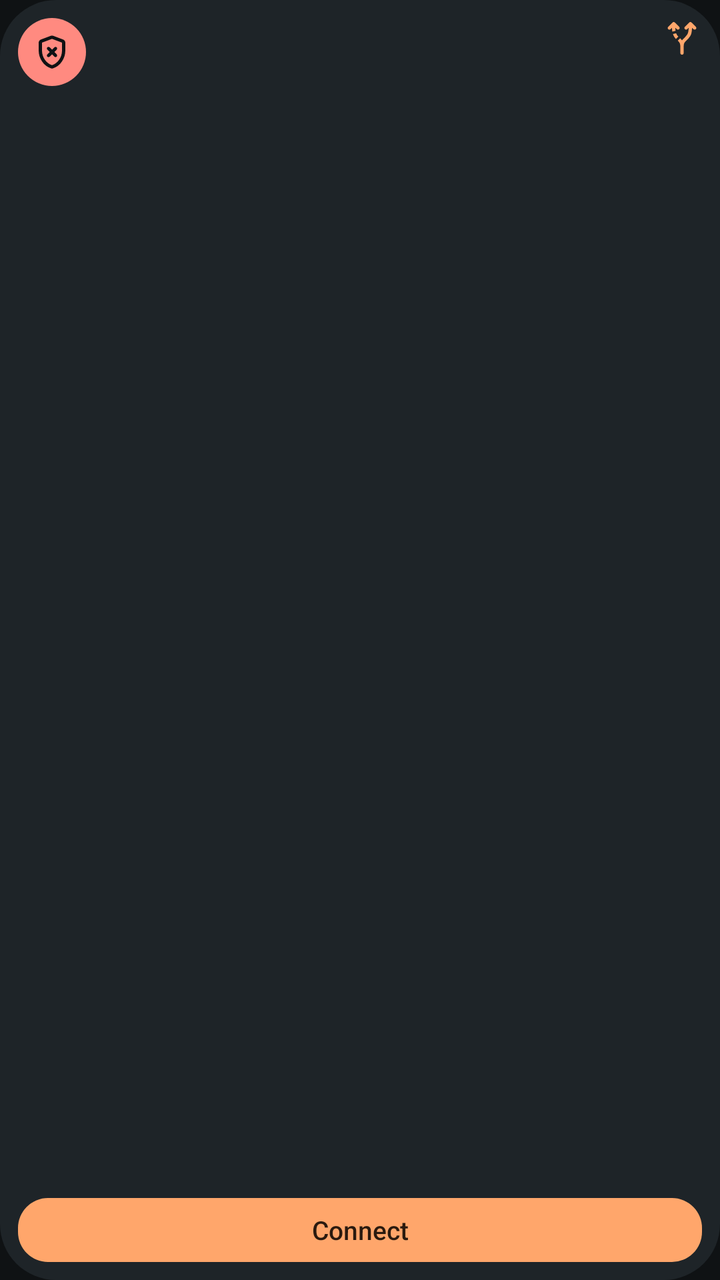
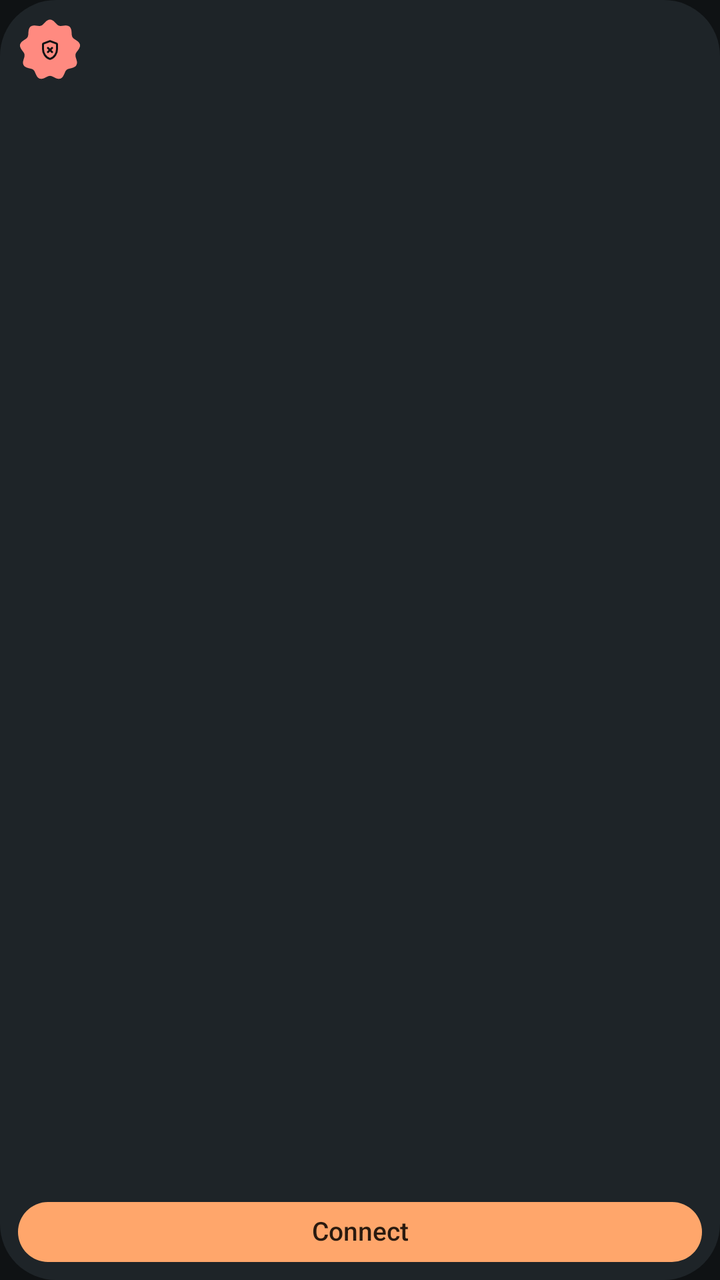

An Android layout rendered at two revisions. The XML below is the earlier revision; the diff shows what the commit changed to produce the second picture.
<!-- AndroidManifest.xml: application theme Unbraid -->
<!-- res/layout/widget_status.xml -->
<?xml version="1.0" encoding="utf-8"?>
<LinearLayout xmlns:android="http://schemas.android.com/apk/res/android"
    xmlns:tools="http://schemas.android.com/tools"
    android:id="@android:id/background"
    android:layout_width="match_parent"
    android:layout_height="match_parent"
    android:background="@drawable/widget_bg"
    android:backgroundTint="#FF1E2428"
    android:orientation="vertical"
    android:padding="9dp">

    <LinearLayout
        android:layout_width="match_parent"
        android:layout_height="wrap_content"
        android:orientation="horizontal">

        <FrameLayout
            android:id="@+id/badge"
            android:layout_width="34dp"
            android:layout_height="34dp"
            android:background="@drawable/widget_dot"
            android:backgroundTint="#FFFF8A80">

            <ImageView
                android:id="@+id/badgeIcon"
                android:layout_width="20dp"
                android:layout_height="20dp"
                android:layout_gravity="center"
                android:importantForAccessibility="no"
                android:src="@drawable/ic_w_off"
                android:tint="#FF0F1214" />
        </FrameLayout>

        
        <FrameLayout
            android:layout_width="0dp"
            android:layout_height="1dp"
            android:layout_weight="1"
            tools:ignore="UselessLeaf" />

        <ImageView
            android:layout_width="20dp"
            android:layout_height="20dp"
            android:importantForAccessibility="no"
            android:src="@drawable/ic_tile"
            android:tint="#FFFFA66B" />
    </LinearLayout>

    
    <FrameLayout
        android:id="@+id/actionArea"
        android:layout_width="match_parent"
        android:layout_height="0dp"
        android:layout_weight="1"
        android:minHeight="40dp">

    <TextView
        android:id="@+id/action"
        android:layout_width="match_parent"
        android:layout_height="32dp"
        android:layout_gravity="bottom"
        android:background="@drawable/widget_pill"
        android:backgroundTint="#FFFFA66B"
        android:fontFamily="sans-serif-medium"
        android:gravity="center"
        android:maxLines="1"
        android:text="@string/widget_connect"
        android:textColor="#FF2A1A0F"
        android:textSize="13sp" />
    </FrameLayout>
</LinearLayout>
<!-- resources referenced by this layout -->
<resources>
  <!-- drawable ic_tile (drawable) -->
  <vector xmlns:android="http://schemas.android.com/apk/res/android" android:width="24dp" android:height="24dp" android:viewportWidth="960" android:viewportHeight="960">
      <group android:scaleX="1" android:scaleY="1" android:translateX="0" android:translateY="960">
          <path android:pathData="M440-120v-160q0-56-17-83t-45-53l57-57q12 11 23 23.5t22 26.5q14-19 28.5-33.5T538-485q38-35 69-81t33-161l-35 35q-11 11-27.5 11T549-692q-12-12-12-28.5t12-28.5l103-103q6-6 13-8.5t15-2.5q8 0 15 2.5t13 8.5l104 104q11 11 11.5 27.5T812-692q-11 11-28 11t-28-11l-36-35q-2 143-44 203.5T592-425q-32 29-52 56.5T520-280v160q0 17-11.5 28.5T480-80q-17 0-28.5-11.5T440-120ZM248-633q-4-20-5.5-44t-2.5-50l-36 36q-11 11-27.5 11T148-692q-11-11-11-28t11-28l104-104q6-6 13-8.5t15-2.5q8 0 15 2.5t13 8.5l104 104q12 12 11.5 28T411-692q-12 11-28 11t-28-11l-35-34q0 21 2 39.5t4 34.5l-78 19Zm86 176q-20-21-38.5-49T263-575l77-19q10 27 23 46t28 34l-57 57Z" android:fillColor="#FFFFFFFF"/>
      </group>
  </vector>
  <!-- drawable ic_w_off (drawable) -->
  <vector xmlns:android="http://schemas.android.com/apk/res/android" android:width="24dp" android:height="24dp" android:viewportWidth="960" android:viewportHeight="960">
      <group android:scaleX="1" android:scaleY="1" android:translateX="0" android:translateY="960">
          <path android:pathData="m480-424 56 56q11 11 28 11t28-11q11-11 11-28t-11-28l-56-56 56-56q11-11 11-28t-11-28q-11-11-28-11t-28 11l-56 56-56-56q-11-11-28-11t-28 11q-11 11-11 28t11 28l56 56-56 56q-11 11-11 28t11 28q11 11 28 11t28-11l56-56Zm0 340q-7 0-13-1t-12-3q-135-45-215-166.5T160-516v-189q0-25 14.5-45t37.5-29l240-90q14-5 28-5t28 5l240 90q23 9 37.5 29t14.5 45v189q0 140-80 261.5T505-88q-6 2-12 3t-13 1Zm0-80q104-33 172-132t68-220v-189l-240-90-240 90v189q0 121 68 220t172 132Zm0-316Z" android:fillColor="#FFFFFFFF"/>
      </group>
  </vector>
  <!-- drawable widget_bg (drawable) -->
  <?xml version="1.0" encoding="utf-8"?>
  <shape xmlns:android="http://schemas.android.com/apk/res/android" android:shape="rectangle">
      <corners android:radius="@android:dimen/system_app_widget_background_radius" />
      <solid android:color="#FFFFFFFF" />
  </shape>
  <!-- drawable widget_dot (drawable) -->
  <?xml version="1.0" encoding="utf-8"?>
  <shape xmlns:android="http://schemas.android.com/apk/res/android" android:shape="oval">
      <solid android:color="#FFFFFFFF" />
  </shape>
  <!-- drawable widget_pill (drawable) -->
  <?xml version="1.0" encoding="utf-8"?>
  <shape xmlns:android="http://schemas.android.com/apk/res/android" android:shape="rectangle">
      <corners android:radius="15dp" />
      <solid android:color="#FFFFFFFF" />
  </shape>
  <string name="widget_connect">Connect</string>
  <style name="Unbraid" parent="android:Theme.Material.NoActionBar">
          <item name="android:windowBackground">@color/ground</item>
          <item name="android:statusBarColor">@android:color/transparent</item>
          <item name="android:navigationBarColor">@android:color/transparent</item>
          <item name="android:windowLightStatusBar">false</item>
      </style>
  <color name="ground">#0F1214</color>
</resources>

<!-- the commit's change to res/layout/widget_status.xml (unified diff, before → after) -->
@@ -1,6 +1,5 @@
 <?xml version="1.0" encoding="utf-8"?>
 <LinearLayout xmlns:android="http://schemas.android.com/apk/res/android"
-    xmlns:tools="http://schemas.android.com/tools"
     android:id="@android:id/background"
     android:layout_width="match_parent"
     android:layout_height="match_parent"
@@ -14,58 +13,100 @@
         android:layout_height="wrap_content"
         android:orientation="horizontal">
 
-        <FrameLayout
-            android:id="@+id/badge"
-            android:layout_width="34dp"
-            android:layout_height="34dp"
-            android:background="@drawable/widget_dot"
-            android:backgroundTint="#FFFF8A80">
+        <include
+            layout="@layout/widget_cookie"
+            android:layout_width="32dp"
+            android:layout_height="32dp" />
+
+        <FrameLayout android:layout_width="0dp" android:layout_height="1dp" android:layout_weight="1" />
+
+        <LinearLayout
+            android:id="@+id/ts"
+            android:layout_width="wrap_content"
+            android:layout_height="18dp"
+            android:gravity="center_vertical"
+            android:orientation="horizontal"
+            android:visibility="gone">
 
             <ImageView
-                android:id="@+id/badgeIcon"
-                android:layout_width="20dp"
-                android:layout_height="20dp"
-                android:layout_gravity="center"
+                android:id="@+id/tsDot"
+                android:layout_width="7dp"
+                android:layout_height="7dp"
                 android:importantForAccessibility="no"
-                android:src="@drawable/ic_w_off"
-                android:tint="#FF0F1214" />
-        </FrameLayout>
+                android:src="@drawable/widget_dot" />
 
-        
-        <FrameLayout
-            android:layout_width="0dp"
-            android:layout_height="1dp"
-            android:layout_weight="1"
-            tools:ignore="UselessLeaf" />
+            <TextView
+                android:id="@+id/tsText"
+                android:layout_width="wrap_content"
+                android:layout_height="wrap_content"
+                android:layout_marginStart="4dp"
+                android:fontFamily="monospace"
+        android:textStyle="bold"
+                android:includeFontPadding="false"
+                android:text="TS"
+                android:textColor="#FFECEFF1"
+                android:textSize="9.5dp" />
+        </LinearLayout>
+    </LinearLayout>
 
-        <ImageView
-            android:layout_width="20dp"
-            android:layout_height="20dp"
-            android:importantForAccessibility="no"
-            android:src="@drawable/ic_tile"
-            android:tint="#FFFFA66B" />
-    </LinearLayout>
+    <FrameLayout android:layout_width="1dp" android:layout_height="0dp" android:layout_weight="1" />
+
+    <TextView
+        android:id="@+id/profile"
+        android:layout_width="match_parent"
+        android:layout_height="wrap_content"
+        android:ellipsize="end"
+        android:fontFamily="sans-serif-medium"
+        android:includeFontPadding="false"
+        android:maxLines="1"
+        android:paddingStart="2dp"
+        android:textColor="#FFFFA66B"
+        android:textSize="13dp" />
+
+    <FrameLayout android:layout_width="1dp" android:layout_height="0dp" android:layout_weight="1" />
 
     
     <FrameLayout
         android:id="@+id/actionArea"
         android:layout_width="match_parent"
-        android:layout_height="0dp"
-        android:layout_weight="1"
-        android:minHeight="40dp">
+        android:layout_height="wrap_content"
+        android:minHeight="30dp">
 
-    <TextView
-        android:id="@+id/action"
-        android:layout_width="match_parent"
-        android:layout_height="32dp"
-        android:layout_gravity="bottom"
-        android:background="@drawable/widget_pill"
-        android:backgroundTint="#FFFFA66B"
-        android:fontFamily="sans-serif-medium"
-        android:gravity="center"
-        android:maxLines="1"
-        android:text="@string/widget_connect"
-        android:textColor="#FF2A1A0F"
-        android:textSize="13sp" />
+        <TextView
+            android:id="@+id/action"
+            android:layout_width="match_parent"
+            android:layout_height="30dp"
+            android:background="@drawable/widget_pill"
+            android:backgroundTint="#FFFFA66B"
+            android:fontFamily="sans-serif-medium"
+            android:gravity="center"
+            android:includeFontPadding="false"
+            android:maxLines="1"
+            android:text="@string/widget_connect"
+            android:textColor="#FF2A1A0F"
+            android:textSize="13dp" />
     </FrameLayout>
 </LinearLayout>
+<!-- res/layout/widget_cookie.xml (included above) -->
+<?xml version="1.0" encoding="utf-8"?>
+<FrameLayout xmlns:android="http://schemas.android.com/apk/res/android"
+    android:layout_width="42dp"
+    android:layout_height="42dp">
+
+    <ImageView
+        android:id="@+id/cookie"
+        android:layout_width="match_parent"
+        android:layout_height="match_parent"
+        android:importantForAccessibility="no"
+        android:src="@drawable/widget_cookie"
+        android:tint="#FFFF8A80" />
+
+    <ImageView
+        android:id="@+id/cookieIcon"
+        android:layout_width="match_parent"
+        android:layout_height="match_parent"
+        android:importantForAccessibility="no"
+        android:padding="10dp"
+        android:src="@drawable/ic_w_off"
+        android:tint="#FF0F1214" />
+</FrameLayout>
<!-- resource entries referenced after the edit -->
@@ -1,11 +1,5 @@
 <!-- resources referenced by this layout -->
 <resources>
-  <!-- drawable ic_tile (drawable) -->
-  <vector xmlns:android="http://schemas.android.com/apk/res/android" android:width="24dp" android:height="24dp" android:viewportWidth="960" android:viewportHeight="960">
-      <group android:scaleX="1" android:scaleY="1" android:translateX="0" android:translateY="960">
-          <path android:pathData="M440-120v-160q0-56-17-83t-45-53l57-57q12 11 23 23.5t22 26.5q14-19 28.5-33.5T538-485q38-35 69-81t33-161l-35 35q-11 11-27.5 11T549-692q-12-12-12-28.5t12-28.5l103-103q6-6 13-8.5t15-2.5q8 0 15 2.5t13 8.5l104 104q11 11 11.5 27.5T812-692q-11 11-28 11t-28-11l-36-35q-2 143-44 203.5T592-425q-32 29-52 56.5T520-280v160q0 17-11.5 28.5T480-80q-17 0-28.5-11.5T440-120ZM248-633q-4-20-5.5-44t-2.5-50l-36 36q-11 11-27.5 11T148-692q-11-11-11-28t11-28l104-104q6-6 13-8.5t15-2.5q8 0 15 2.5t13 8.5l104 104q12 12 11.5 28T411-692q-12 11-28 11t-28-11l-35-34q0 21 2 39.5t4 34.5l-78 19Zm86 176q-20-21-38.5-49T263-575l77-19q10 27 23 46t28 34l-57 57Z" android:fillColor="#FFFFFFFF"/>
-      </group>
-  </vector>
   <!-- drawable ic_w_off (drawable) -->
   <vector xmlns:android="http://schemas.android.com/apk/res/android" android:width="24dp" android:height="24dp" android:viewportWidth="960" android:viewportHeight="960">
       <group android:scaleX="1" android:scaleY="1" android:translateX="0" android:translateY="960">
@@ -18,6 +12,10 @@
       <corners android:radius="@android:dimen/system_app_widget_background_radius" />
       <solid android:color="#FFFFFFFF" />
   </shape>
+  <!-- drawable widget_cookie (drawable) -->
+  <vector xmlns:android="http://schemas.android.com/apk/res/android" android:width="42dp" android:height="42dp" android:viewportWidth="100" android:viewportHeight="100">
+      <path android:pathData="M50.0 2.4 L52.7 3.0 L55.3 4.5 L57.6 6.7 L59.7 8.9 L61.7 10.8 L63.8 12.0 L66.2 12.5 L68.9 12.3 L72.0 11.9 L75.2 11.7 L78.1 12.2 L80.6 13.5 L82.3 15.7 L83.3 18.6 L83.7 21.7 L83.8 24.8 L84.2 27.5 L85.0 29.8 L86.5 31.7 L88.7 33.3 L91.3 35.0 L93.9 36.9 L95.8 39.1 L96.9 41.7 L96.8 44.5 L95.7 47.3 L94.0 50.0 L92.1 52.5 L90.6 54.7 L89.8 57.0 L89.8 59.4 L90.4 62.1 L91.3 65.0 L92.1 68.1 L92.1 71.1 L91.2 73.8 L89.4 75.9 L86.7 77.3 L83.7 78.3 L80.7 79.0 L78.1 79.7 L76.0 80.9 L74.4 82.8 L73.2 85.3 L72.0 88.1 L70.6 90.9 L68.7 93.3 L66.3 94.7 L63.5 95.1 L60.6 94.6 L57.6 93.3 L54.9 91.9 L52.4 90.8 L50.0 90.4 L47.6 90.8 L45.1 91.9 L42.4 93.3 L39.4 94.6 L36.5 95.1 L33.7 94.7 L31.3 93.3 L29.4 90.9 L28.0 88.1 L26.8 85.3 L25.6 82.8 L24.0 80.9 L21.9 79.7 L19.3 79.0 L16.3 78.3 L13.3 77.3 L10.6 75.9 L8.8 73.8 L7.9 71.1 L7.9 68.1 L8.7 65.0 L9.6 62.1 L10.2 59.4 L10.2 57.0 L9.4 54.7 L7.9 52.5 L6.0 50.0 L4.3 47.3 L3.2 44.5 L3.1 41.7 L4.2 39.1 L6.1 36.9 L8.7 35.0 L11.3 33.3 L13.5 31.7 L15.0 29.8 L15.8 27.5 L16.2 24.8 L16.3 21.7 L16.7 18.6 L17.7 15.7 L19.4 13.5 L21.9 12.2 L24.8 11.7 L28.0 11.9 L31.1 12.3 L33.8 12.5 L36.2 12.0 L38.3 10.8 L40.3 8.9 L42.4 6.7 L44.7 4.5 L47.3 3.0Z" android:fillColor="#FFFFFFFF"/>
+  </vector>
   <!-- drawable widget_dot (drawable) -->
   <?xml version="1.0" encoding="utf-8"?>
   <shape xmlns:android="http://schemas.android.com/apk/res/android" android:shape="oval">
@@ -26,7 +24,7 @@
   <!-- drawable widget_pill (drawable) -->
   <?xml version="1.0" encoding="utf-8"?>
   <shape xmlns:android="http://schemas.android.com/apk/res/android" android:shape="rectangle">
-      <corners android:radius="15dp" />
+      <corners android:radius="20dp" />
       <solid android:color="#FFFFFFFF" />
   </shape>
   <string name="widget_connect">Connect</string>
